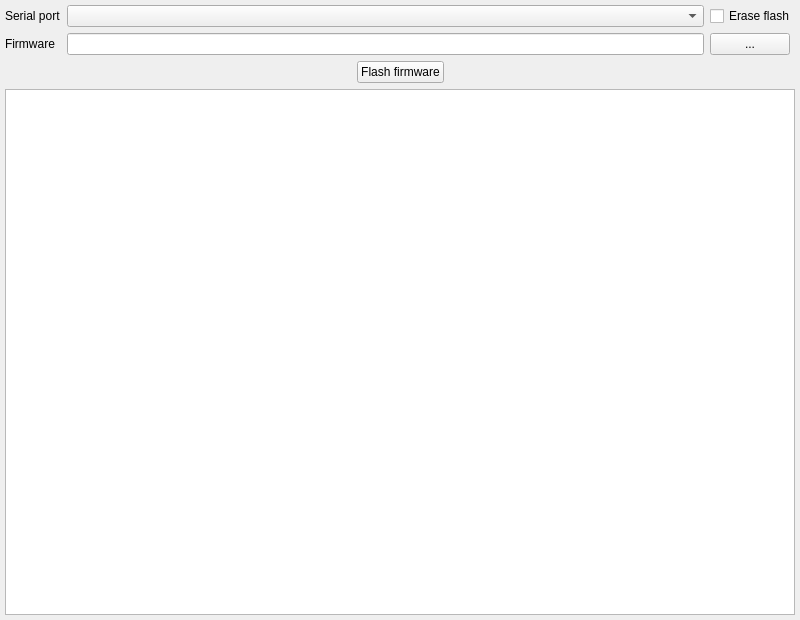
Old version of the form tools/camflasher/camflasher.ui in the repository remibert/pycameresp.
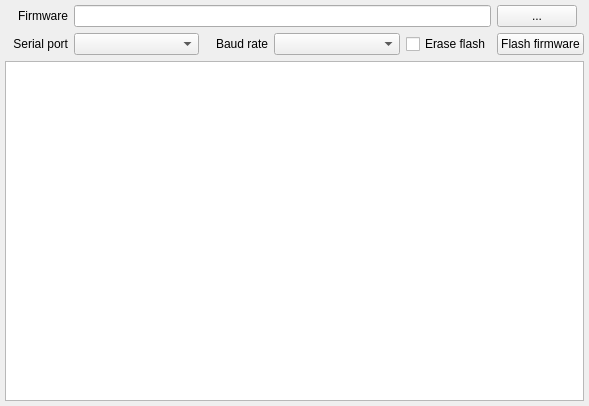
New version of the form. Icons and pictures are not drawn.

Commit message: Customization vt100 with camflasher, new icons and minor modification for more robustness

What changed in the file:
```diff
--- a/tools/camflasher/camflasher.ui
+++ b/tools/camflasher/camflasher.ui
@@ -6,8 +6,8 @@
    <rect>
     <x>0</x>
     <y>0</y>
-    <width>800</width>
-    <height>620</height>
+    <width>589</width>
+    <height>406</height>
    </rect>
   </property>
   <property name="contextMenuPolicy">
@@ -21,7 +21,7 @@
     <normaloff>icons/icon.ico</normaloff>icons/icon.ico</iconset>
   </property>
   <widget class="QWidget" name="lay_window">
-   <layout class="QGridLayout" name="gridLayout">
+   <layout class="QGridLayout" name="gridLayout_2">
     <property name="leftMargin">
      <number>5</number>
     </property>
@@ -34,23 +34,32 @@
     <property name="bottomMargin">
      <number>5</number>
     </property>
-    <item row="0" column="0" colspan="3">
-     <layout class="QGridLayout" name="lay_main">
-      <item row="0" column="0">
+    <item row="0" column="0">
+     <layout class="QGridLayout" name="gridLayout">
+      <item row="1" column="0">
        <widget class="QLabel" name="lbl_port">
+        <property name="maximumSize">
+         <size>
+          <width>80</width>
+          <height>16777215</height>
+         </size>
+        </property>
         <property name="text">
          <string>Serial port</string>
         </property>
+        <property name="alignment">
+         <set>Qt::AlignRight|Qt::AlignTrailing|Qt::AlignVCenter</set>
+        </property>
        </widget>
       </item>
-      <item row="0" column="1">
+      <item row="1" column="1" colspan="2">
        <widget class="QComboBox" name="cbo_port">
         <property name="toolTip">
          <string>Plug device and select serial port</string>
         </property>
        </widget>
       </item>
-      <item row="0" column="2">
+      <item row="1" column="6">
        <widget class="QCheckBox" name="chk_erase">
         <property name="toolTip">
          <string>Check to erase the flash content before write firmware</string>
@@ -60,21 +69,65 @@
         </property>
        </widget>
       </item>
-      <item row="1" column="0">
+      <item row="1" column="4" colspan="2">
+       <widget class="QComboBox" name="cbo_baud">
+        <property name="toolTip">
+         <string>Select flash baud rate</string>
+        </property>
+       </widget>
+      </item>
+      <item row="0" column="0">
        <widget class="QLabel" name="lbl_firmware">
         <property name="text">
          <string>Firmware</string>
         </property>
+        <property name="alignment">
+         <set>Qt::AlignRight|Qt::AlignTrailing|Qt::AlignVCenter</set>
+        </property>
        </widget>
       </item>
-      <item row="1" column="1">
-       <widget class="QLineEdit" name="txt_firmware">
+      <item row="1" column="3">
+       <widget class="QLabel" name="lbl_baud">
+        <property name="sizePolicy">
+         <sizepolicy hsizetype="Preferred" vsizetype="Preferred">
+          <horstretch>0</horstretch>
+          <verstretch>0</verstretch>
+         </sizepolicy>
+        </property>
+        <property name="maximumSize">
+         <size>
+          <width>16777215</width>
+          <height>16777213</height>
+         </size>
+        </property>
+        <property name="layoutDirection">
+         <enum>Qt::LeftToRight</enum>
+        </property>
+        <property name="text">
+         <string>Baud rate</string>
+        </property>
+        <property name="alignment">
+         <set>Qt::AlignRight|Qt::AlignTrailing|Qt::AlignVCenter</set>
+        </property>
+       </widget>
+      </item>
+      <item row="1" column="7">
+       <widget class="QPushButton" name="but_flash">
+        <property name="font">
+         <font>
+          <weight>50</weight>
+          <bold>false</bold>
+         </font>
+        </property>
         <property name="toolTip">
-         <string>Enter firmware name</string>
+         <string>Start the flash of firmware</string>
+        </property>
+        <property name="text">
+         <string>Flash firmware</string>
         </property>
        </widget>
       </item>
-      <item row="1" column="2">
+      <item row="0" column="7">
        <widget class="QPushButton" name="but_firmware">
         <property name="enabled">
          <bool>true</bool>
@@ -96,45 +149,16 @@
         </property>
        </widget>
       </item>
+      <item row="0" column="1" colspan="6">
+       <widget class="QLineEdit" name="txt_firmware">
+        <property name="toolTip">
+         <string>Enter firmware file</string>
+        </property>
+       </widget>
+      </item>
      </layout>
     </item>
     <item row="1" column="0">
-     <spacer name="horizontalSpacer">
-      <property name="orientation">
-       <enum>Qt::Horizontal</enum>
-      </property>
-      <property name="sizeHint" stdset="0">
-       <size>
-        <width>319</width>
-        <height>20</height>
-       </size>
-      </property>
-     </spacer>
-    </item>
-    <item row="1" column="1">
-     <widget class="QPushButton" name="but_flash">
-      <property name="toolTip">
-       <string>Start the flash of firmware</string>
-      </property>
-      <property name="text">
-       <string>Flash firmware</string>
-      </property>
-     </widget>
-    </item>
-    <item row="1" column="2">
-     <spacer name="horizontalSpacer_2">
-      <property name="orientation">
-       <enum>Qt::Horizontal</enum>
-      </property>
-      <property name="sizeHint" stdset="0">
-       <size>
-        <width>318</width>
-        <height>20</height>
-       </size>
-      </property>
-     </spacer>
-    </item>
-    <item row="2" column="0" colspan="3">
      <widget class="QTextBrowser" name="txt_result">
       <property name="font">
        <font>
```
Left out of the diff: 17 changed lines with no effect on the pictures. The commit also changes 19 other files.
